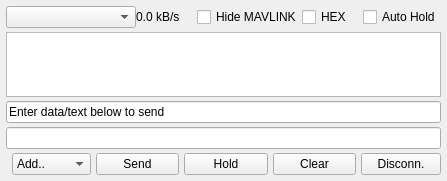
Qt form src/ui/DebugConsole.ui (mavlink/qgroundcontrol) before a commit.
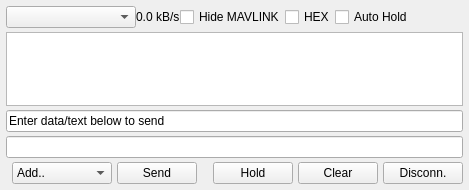
The same form after that commit. Icons and pictures are not drawn.

Commit message: Cleaned up Unmanned systems list widget, reduced size requirements of the widget

Patch:
```diff
--- a/src/ui/DebugConsole.ui
+++ b/src/ui/DebugConsole.ui
@@ -6,8 +6,8 @@
    <rect>
     <x>0</x>
     <y>0</y>
-    <width>447</width>
-    <height>181</height>
+    <width>469</width>
+    <height>190</height>
    </rect>
   </property>
   <property name="windowTitle">
@@ -24,7 +24,7 @@
     <number>6</number>
    </property>
    <item row="0" column="0" colspan="2">
-    <layout class="QHBoxLayout" name="horizontalLayout_2" stretch="10,0,0,0,0">
+    <layout class="QHBoxLayout" name="horizontalLayout_2" stretch="10,0,0,0,0,0">
      <item>
       <widget class="QComboBox" name="linkComboBox">
        <property name="maximumSize">
@@ -81,6 +81,19 @@
        </property>
       </widget>
      </item>
+     <item>
+      <spacer name="horizontalSpacer_2">
+       <property name="orientation">
+        <enum>Qt::Horizontal</enum>
+       </property>
+       <property name="sizeHint" stdset="0">
+        <size>
+         <width>40</width>
+         <height>20</height>
+        </size>
+       </property>
+      </spacer>
+     </item>
     </layout>
    </item>
    <item row="1" column="0" colspan="2">
@@ -107,12 +120,18 @@
     </widget>
    </item>
    <item row="4" column="1">
-    <layout class="QHBoxLayout" name="horizontalLayout" stretch="0,10,10,10,0">
+    <layout class="QHBoxLayout" name="horizontalLayout" stretch="100,1,10,1,1,1">
      <property name="spacing">
       <number>5</number>
      </property>
      <item>
       <widget class="QComboBox" name="specialComboBox">
+       <property name="maximumSize">
+        <size>
+         <width>100</width>
+         <height>16777215</height>
+        </size>
+       </property>
        <property name="maxVisibleItems">
         <number>10</number>
        </property>
@@ -188,6 +207,22 @@
        </property>
       </widget>
      </item>
+     <item>
+      <spacer name="horizontalSpacer">
+       <property name="orientation">
+        <enum>Qt::Horizontal</enum>
+       </property>
+       <property name="sizeType">
+        <enum>QSizePolicy::Expanding</enum>
+       </property>
+       <property name="sizeHint" stdset="0">
+        <size>
+         <width>5</width>
+         <height>20</height>
+        </size>
+       </property>
+      </spacer>
+     </item>
      <item>
       <widget class="QPushButton" name="holdButton">
        <property name="text">
```
The commit also changes 5 other files.
